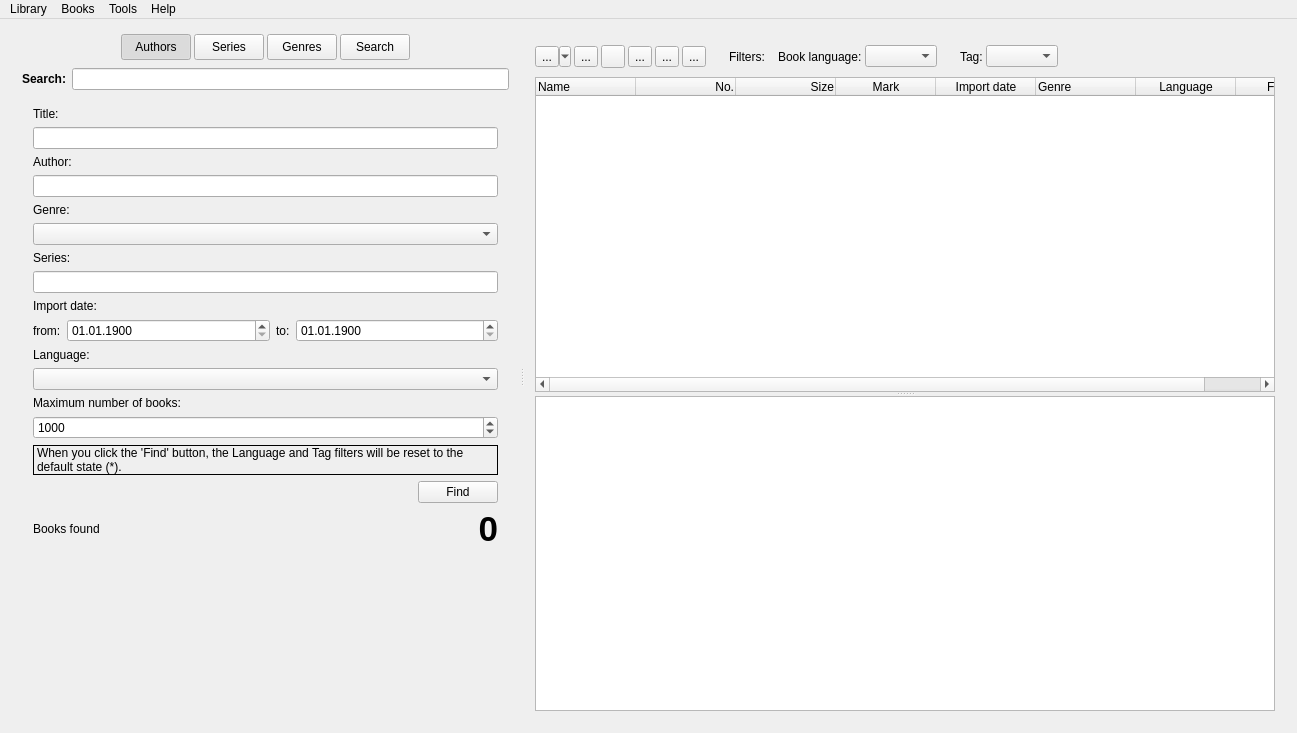
Qt form freeLib/src/mainwindow.ui (vpoluyaktov/freeLib) before a commit.
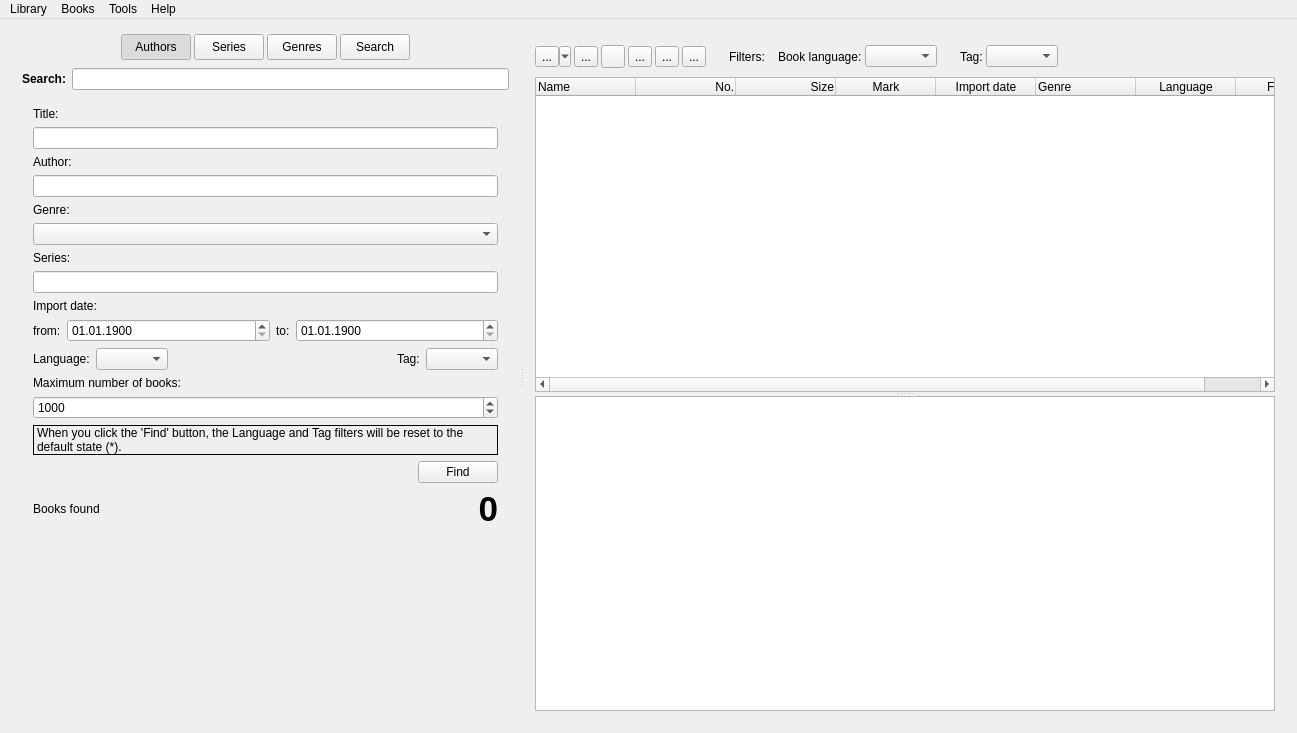
The same form after that commit. Icons and pictures are not drawn.

Commit message: New (MainWindow): На вкладку 'Поиск' добавлен выпадающий список с Метками.

```diff
--- a/freeLib/src/mainwindow.ui
+++ b/freeLib/src/mainwindow.ui
@@ -552,6 +552,8 @@
                     </layout>
                    </item>
                    <item>
+                    <layout class="QHBoxLayout" name="horizontalLayoFindLangTag">
+                     <item>
                     <widget class="QLabel" name="label_10">
                      <property name="text">
                       <string>Language:</string>
@@ -560,6 +562,38 @@
                    </item>
                    <item>
                     <widget class="QComboBox" name="comboBoxFindLanguage"/>
+                     </item>
+                     <item>
+                      <spacer name="horizontalSpacer_6">
+                       <property name="orientation">
+                        <enum>Qt::Horizontal</enum>
+                       </property>
+                       <property name="sizeHint" stdset="0">
+                        <size>
+                         <width>40</width>
+                         <height>20</height>
+                        </size>
+                       </property>
+                      </spacer>
+                     </item>
+                     <item>
+                      <widget class="QLabel" name="labelFindTag">
+                       <property name="text">
+                        <string>Tag:</string>
+                       </property>
+                      </widget>
+                     </item>
+                     <item>
+                      <widget class="QComboBox" name="comboBoxFindTag">
+                       <property name="insertPolicy">
+                        <enum>QComboBox::NoInsert</enum>
+                       </property>
+                       <property name="sizeAdjustPolicy">
+                        <enum>QComboBox::AdjustToContents</enum>
+                       </property>
+                      </widget>
+                     </item>
+                    </layout>
                    </item>
                    <item>
                     <widget class="QLabel" name="label_13">
```
Lines whose indentation alone changed are shown as unchanged. The commit also changes 1 other file.
